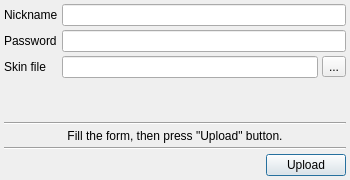
Old version of the form skinuploaddialog.ui in the repository dngulin/ttyhlauncher.
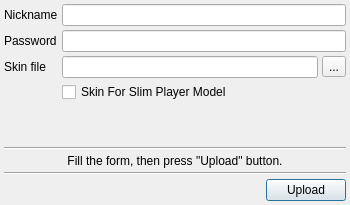
New version of the form. Icons and pictures are not drawn.

Commit message: New option for Skin Upload Dialog: set Slim player model

What changed in the file:
```diff
--- a/skinuploaddialog.ui
+++ b/skinuploaddialog.ui
@@ -7,7 +7,7 @@
     <x>0</x>
     <y>0</y>
     <width>350</width>
-    <height>180</height>
+    <height>205</height>
    </rect>
   </property>
   <property name="windowTitle">
@@ -82,6 +82,13 @@
      <item row="0" column="1" colspan="2">
       <widget class="QLineEdit" name="nickEdit"/>
      </item>
+     <item row="3" column="1" colspan="2">
+      <widget class="QCheckBox" name="slimSkinCheck">
+       <property name="text">
+        <string>Skin For Slim Player Model</string>
+       </property>
+      </widget>
+     </item>
     </layout>
    </item>
    <item>
```
The commit also changes 1 other file.
